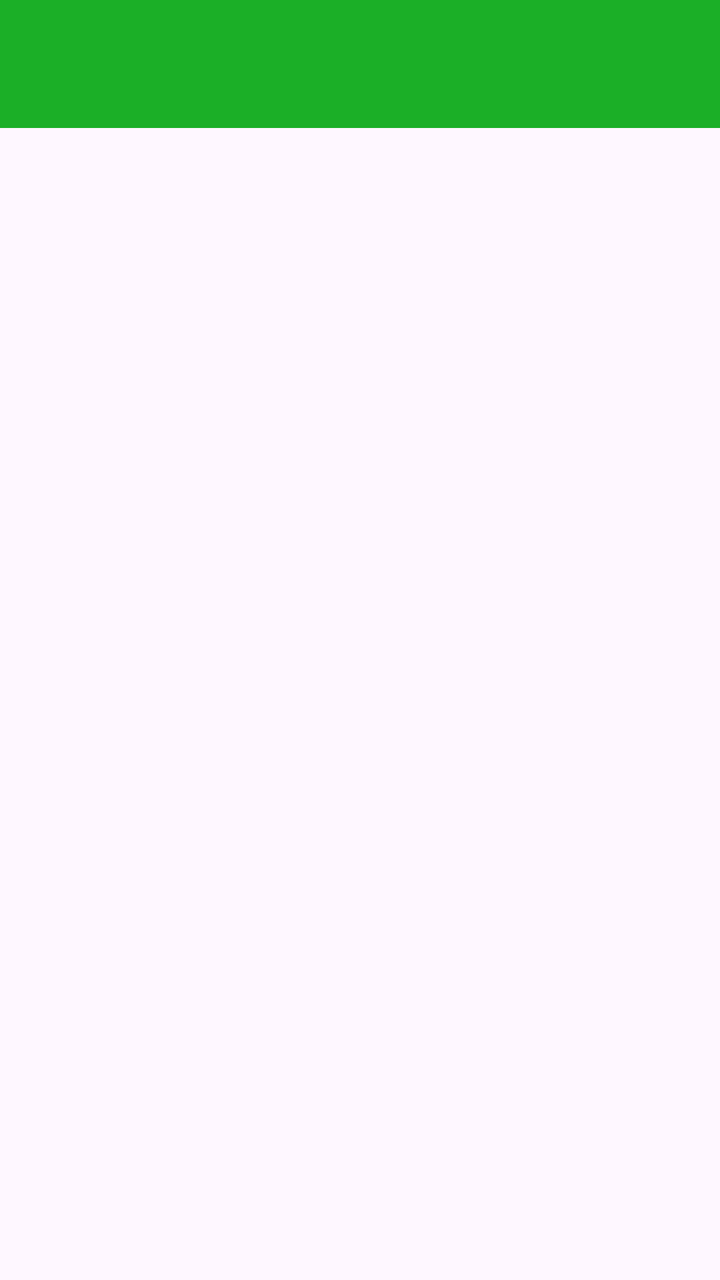
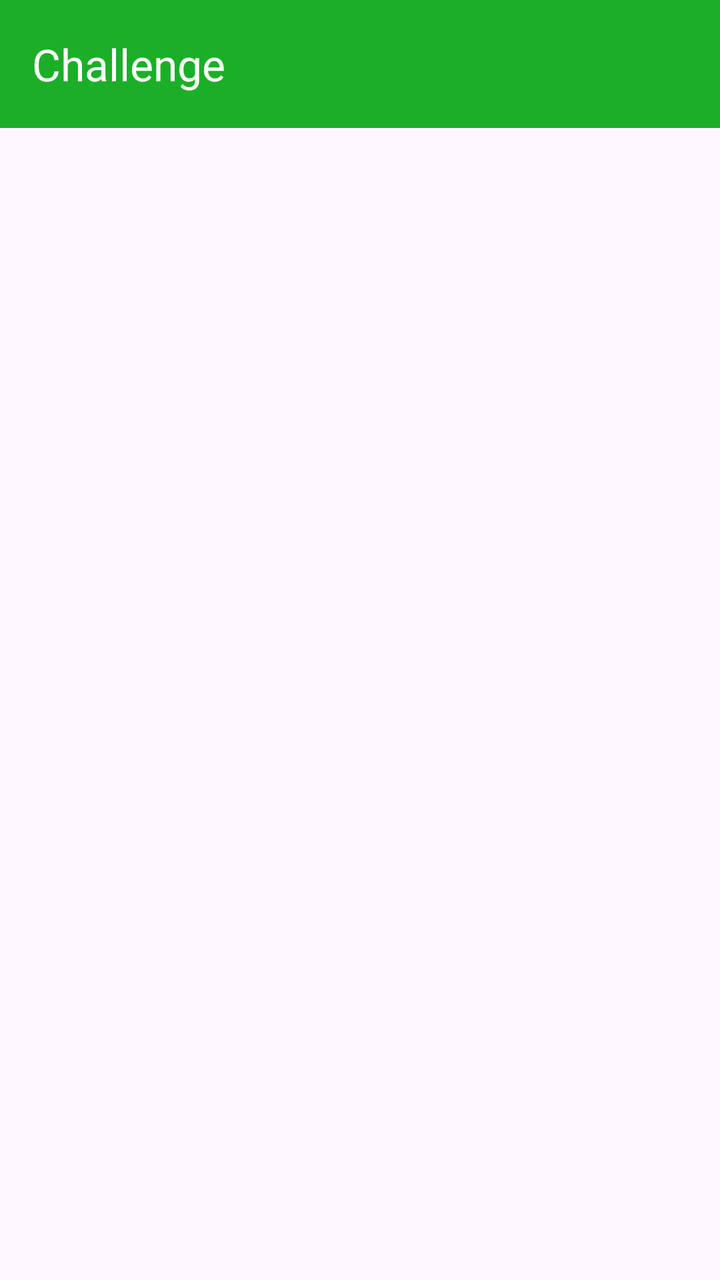

The first picture is an Android layout as it rendered before a commit; the second is the same layout after the commit. The layout source and the unified diff follow.
<!-- AndroidManifest.xml: application theme Theme.Athia_24TIC -->
<!-- res/layout/fragment_message.xml -->
<?xml version="1.0" encoding="utf-8"?>
<androidx.coordinatorlayout.widget.CoordinatorLayout xmlns:android="http://schemas.android.com/apk/res/android"
    xmlns:tools="http://schemas.android.com/tools"
    android:layout_width="match_parent"
    android:layout_height="match_parent"
    xmlns:app="http://schemas.android.com/apk/res-auto"
    tools:context=".Message.MessageFragment">

    <com.google.android.material.appbar.AppBarLayout
        android:id="@+id/appBarLayout"
        android:layout_width="match_parent"
        android:layout_height="wrap_content"
        android:theme="@style/ThemeOverlay.AppCompat.Dark.ActionBar">

        <androidx.appcompat.widget.Toolbar
            android:id="@+id/toolbar"
            android:layout_width="match_parent"
            android:layout_height="?attr/actionBarSize"
            android:background="#1BAF27"
            app:layout_scrollFlags="scroll|enterAlways"
            app:titleTextColor="@android:color/white" />

    </com.google.android.material.appbar.AppBarLayout>

    <ListView
        android:id="@+id/ListMessageItem"
        android:layout_width="match_parent"
        android:layout_height="match_parent"
        app:layout_behavior="@string/appbar_scrolling_view_behavior" />

</androidx.coordinatorlayout.widget.CoordinatorLayout>
<!-- resources referenced by this layout -->
<resources>
  <style name="Theme.Athia_24TIC" parent="Base.Theme.Athia_24TIC" />
  <style name="Base.Theme.Athia_24TIC" parent="Theme.Material3.DayNight.NoActionBar">
          
          
      </style>
</resources>

<!-- the commit's change to res/layout/fragment_message.xml (unified diff, before → after) -->
@@ -17,6 +17,7 @@
             android:layout_width="match_parent"
             android:layout_height="?attr/actionBarSize"
             android:background="#1BAF27"
+            app:title="Challenge"
             app:layout_scrollFlags="scroll|enterAlways"
             app:titleTextColor="@android:color/white" />
 
